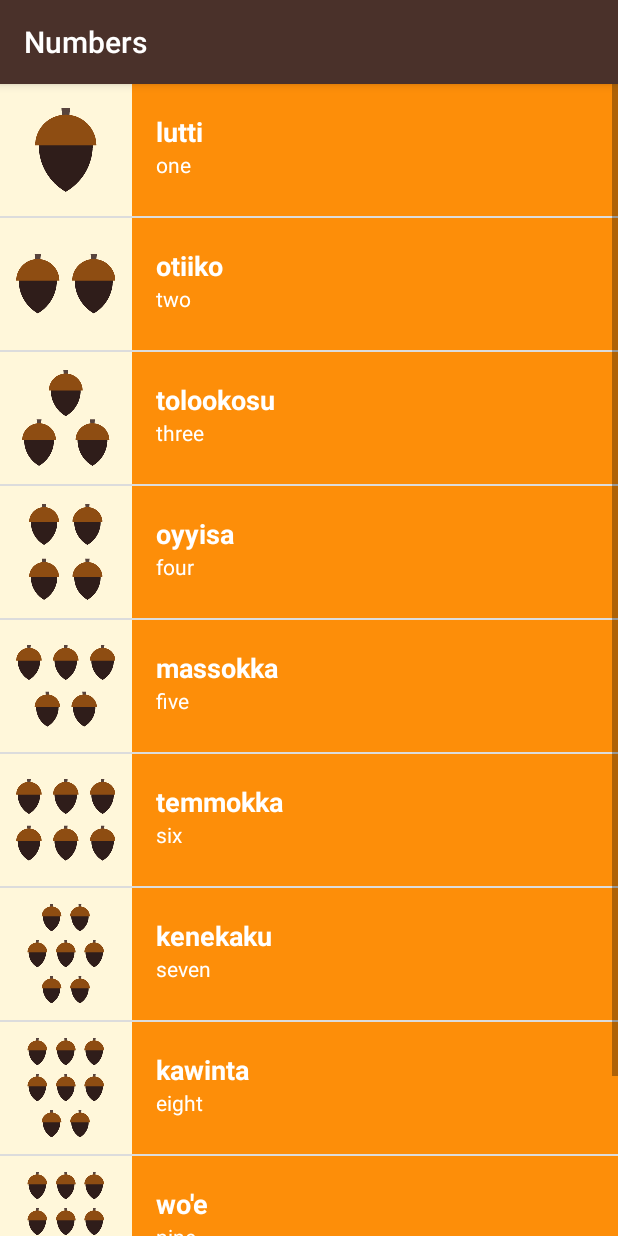
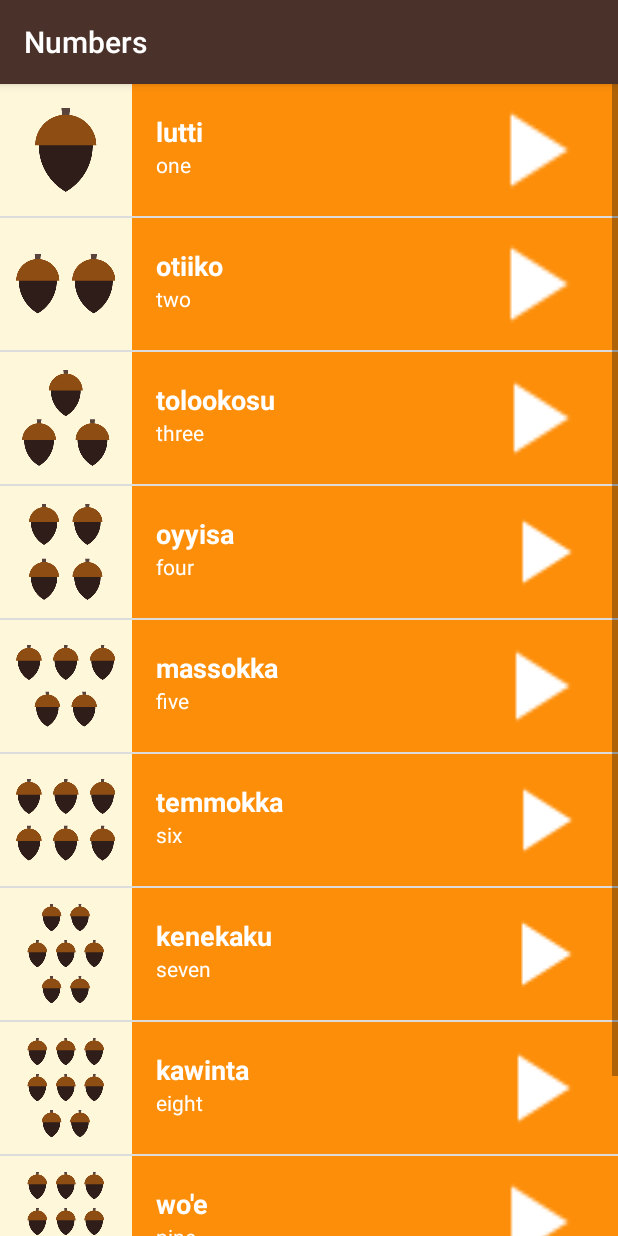
Before and after one commit to ctam91/Miwok, an Android app: the NumbersActivity screen opened directly, with no data from a screen before it, after a tap on "otiiko", on a phone screen of 412 x 824 dp. Run offline under Robolectric (Android 15) with nearby library versions, the phone set to English and light mode, and no system bars.

Commit message:
add white play button

```diff
--- a/app/src/main/java/com/example/android/miwok/NumbersActivity.java
+++ b/app/src/main/java/com/example/android/miwok/NumbersActivity.java
@@ -1,5 +1,7 @@
 package com.example.android.miwok;
 
+import android.content.Context;
+import android.media.AudioManager;
 import android.media.MediaPlayer;
 import android.os.Bundle;
 import android.support.v7.app.AppCompatActivity;
@@ -12,7 +14,7 @@ import java.util.ArrayList;
 public class NumbersActivity extends AppCompatActivity {
 
     private MediaPlayer mMediaPlayer;
-
+    private AudioManager am;
     /**
      * This listener gets triggered when the {@link MediaPlayer} has completed
      * playing the audio file.
@@ -24,10 +26,29 @@ public class NumbersActivity extends AppCompatActivity {
         }
     };
 
+    private AudioManager.OnAudioFocusChangeListener afChangeListener = new AudioManager.OnAudioFocusChangeListener() {
+        @Override
+        public void onAudioFocusChange(int focusChange) {
+            if (focusChange == AudioManager.AUDIOFOCUS_LOSS_TRANSIENT || focusChange == AudioManager.AUDIOFOCUS_LOSS_TRANSIENT_CAN_DUCK){
+            // Pause playback
+                mMediaPlayer.pause();
+                mMediaPlayer.seekTo(0);
+        } else if (focusChange == AudioManager.AUDIOFOCUS_GAIN) {
+            // Resume playback
+                mMediaPlayer.start();
+        } else if (focusChange == AudioManager.AUDIOFOCUS_LOSS) {
+            releaseMediaPlayer();
+            // Stop playback
+        }
+    }
+};
+
     @Override
     protected void onCreate(Bundle savedInstanceState) {
         super.onCreate(savedInstanceState);
         setContentView(R.layout.activity_numbers);
+
+        am = (AudioManager)getSystemService(Context.AUDIO_SERVICE);
 
         final ArrayList <Word> words = new ArrayList<Word>();
 
@@ -58,12 +79,24 @@ public class NumbersActivity extends AppCompatActivity {
                 // play a different sound file
                 releaseMediaPlayer();
 
-                mMediaPlayer = MediaPlayer.create(NumbersActivity.this,audio);
-                mMediaPlayer.start();
+                // Request audio focus for playback
+                int result = am.requestAudioFocus(afChangeListener,
+                        // Use the music stream.
+                        AudioManager.STREAM_MUSIC,
+                        // Request permanent focus.
+                        AudioManager.AUDIOFOCUS_GAIN_TRANSIENT);
 
-                // Setup a listener on the media player, so that we can stop and release the
-                // media player once the sound has finished playing.
-                mMediaPlayer.setOnCompletionListener(mCompletionListener);
+                if (result == AudioManager.AUDIOFOCUS_REQUEST_GRANTED) {
+
+                    // We have audio an audio focus now
+
+                    mMediaPlayer = MediaPlayer.create(NumbersActivity.this, audio);
+                    mMediaPlayer.start();
+
+                    // Setup a listener on the media player, so that we can stop and release the
+                    // media player once the sound has finished playing.
+                    mMediaPlayer.setOnCompletionListener(mCompletionListener);
+                }
             }
         });
     }
@@ -92,6 +125,8 @@ public class NumbersActivity extends AppCompatActivity {
             // setting the media player to null is an easy way to tell that the media player
             // is not configured to play an audio file at the moment.
             mMediaPlayer = null;
+
+            am.abandonAudioFocus(afChangeListener);
         }
     }
 }
--- a/app/src/main/java/com/example/android/miwok/WordAdapter.java
+++ b/app/src/main/java/com/example/android/miwok/WordAdapter.java
@@ -12,6 +12,9 @@ import android.widget.ImageView;
 import android.widget.TextView;
 
 import java.util.ArrayList;
+
+import static com.example.android.miwok.R.drawable.ic_play_arrow_white_24dp;
+import static com.example.android.miwok.R.id.white_arrow;
 
 /**
  * Created by tammy on 8/15/2017.
@@ -73,6 +76,11 @@ public class WordAdapter extends ArrayAdapter<Word> {
         defaultTextView.setBackgroundColor(mResourceId);
         defaultTextView.setBackgroundColor(color);
 
+        ImageView arrow = (ImageView) listItemView.findViewById(white_arrow);
+        arrow.setBackgroundColor(color);
+        arrow.setImageResource(ic_play_arrow_white_24dp);
+        arrow.setVisibility(View.VISIBLE);
+
         ImageView imageView = (ImageView) listItemView.findViewById(R.id.image_view);
         if (currentWord.hasImage()) {
             imageView.setImageResource(currentWord.getImageResourceId());
--- a/app/src/main/res/layout/list_item.xml
+++ b/app/src/main/res/layout/list_item.xml
@@ -10,13 +10,14 @@
     <ImageView
         android:id="@+id/image_view"
         style="@style/ImageStyle"
-        android:src="@mipmap/ic_launcher" />
+        android:src="@mipmap/ic_launcher"
+        />
 
     <LinearLayout
         android:id="@+id/list_row"
         android:layout_width="wrap_content"
         android:layout_height="@dimen/list_item_height"
-        android:layout_weight="1"
+        android:layout_weight="3"
         android:orientation="vertical">
 
         <TextView
@@ -29,4 +30,9 @@
 
     </LinearLayout>
 
+    <ImageView
+        android:id="@+id/white_arrow"
+        style="@style/white_arrow_style"
+        android:src="@drawable/ic_play_arrow_white_24dp"/>
+
 </LinearLayout>
--- a/app/src/main/res/values/styles.xml
+++ b/app/src/main/res/values/styles.xml
@@ -62,4 +62,14 @@
         <item name="android:background">@color/category_numbers</item>
     </style>
 
+    <style name="white_arrow_style">
+        <item name="android:layout_height">88dp</item>
+        <item name="android:layout_weight">1</item>
+        <item name="android:height">24dp</item>
+        <item name="android:width">24dp</item>
+        <item name="android:background">@color/category_numbers</item>
+        <item name="android:layout_width">wrap_content</item>
+        <item name="android:paddingRight">16dp</item>
+    </style>
+
 </resources>
```
Also changed, not shown: app/src/main/res/drawable-hdpi/ic_play_arrow_white_24dp.png (added), app/src/main/res/drawable-mdpi/ic_play_arrow_white_24dp.png (added), app/src/main/res/drawable-xhdpi/ic_play_arrow_white_24dp.png (added), app/src/main/res/drawable-xxhdpi/ic_play_arrow_white_24dp.png (added), app/src/main/res/drawable-xxxhdpi/ic_play_arrow_white_24dp.png (added).
